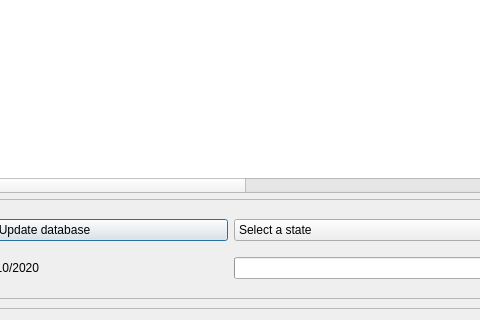
Qt form src/main/python/views/anatel_dialog.ui (samuelterra22/Analysis-of-antenna-coverage) before a commit; both pictures show x 170 to 650 and y 226 to 546 of the 1176 by 546 pixel window.
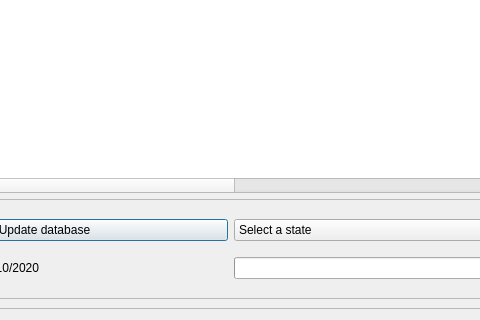
The same form after that commit.

```diff
--- a/src/main/python/views/anatel_dialog.ui
+++ b/src/main/python/views/anatel_dialog.ui
@@ -47,7 +47,7 @@
          <number>1</number>
         </property>
         <property name="columnCount">
-         <number>32</number>
+         <number>33</number>
         </property>
         <attribute name="horizontalHeaderCascadingSectionResizes">
          <bool>false</bool>
@@ -228,6 +228,11 @@
           <string>DATA PRIM. LICENC.</string>
          </property>
         </column>
+        <column>
+         <property name="text">
+          <string>CRIADO EM</string>
+         </property>
+        </column>
         <item row="0" column="0">
          <property name="text">
           <string/>
```
